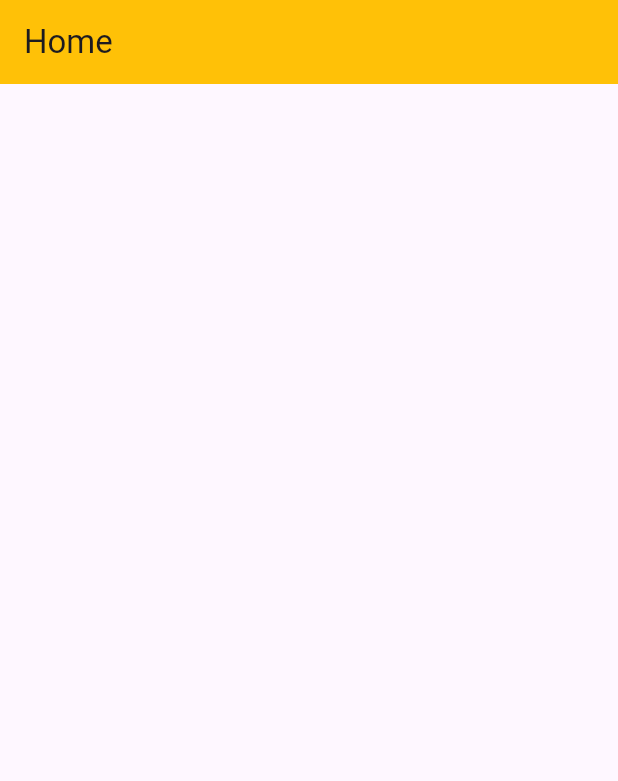
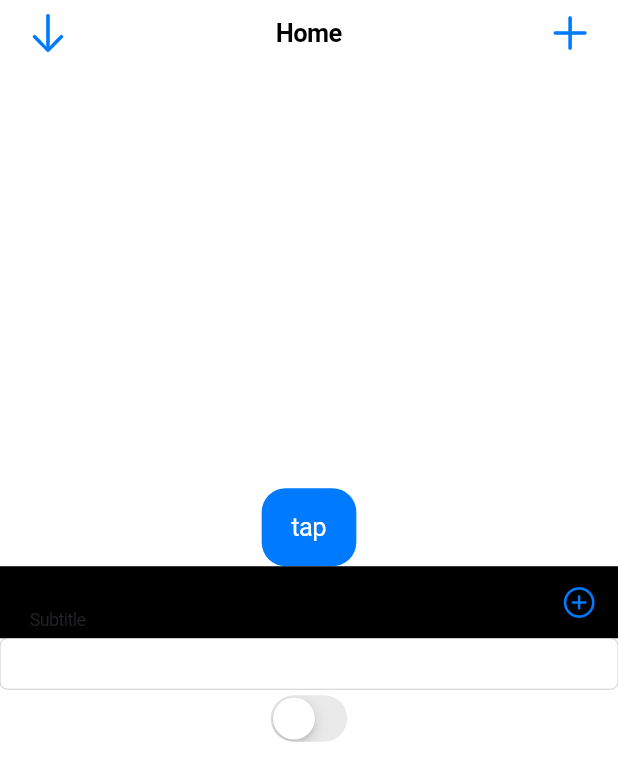
Before and after one commit to SAKIB0004/ostad_batch_8, a Flutter app: the screen it shows after launch, on a phone screen of 412 x 824 dp. Shown: the top 781 px of the screen. Run offline on Flutter 3.47's test engine with Material 3 defaults, Android fonts, the phone set to English and light mode, and no system bars.

Commit message:
Cupertino Design

```diff
--- a/lib/main.dart
+++ b/lib/main.dart
@@ -2,31 +2,56 @@ import 'package:flutter/cupertino.dart';
 import 'package:flutter/material.dart';
 
 void main(){
-  runApp(myApp());
+  runApp(CupertinoExpApp());
 }
 
-class myApp extends StatelessWidget{
+class CupertinoExpApp extends StatelessWidget {
+  const CupertinoExpApp({super.key});
+
   @override
   Widget build(BuildContext context) {
-    return MaterialApp(
+    return CupertinoApp(
       debugShowCheckedModeBanner: false,
-      title: "Hello World",
-      home: home(),
+      title: 'Experiment app',
+      home: Home(),
     );
   }
-
 }
 
-class home extends StatelessWidget{
+class Home extends StatelessWidget {
+  const Home({super.key});
+
   @override
   Widget build(BuildContext context) {
-    return Scaffold(
-      appBar: AppBar(
-        title: Text("Home"),
-        backgroundColor: Colors.amber,
-      ),
+    return CupertinoPageScaffold(
 
+        navigationBar: CupertinoNavigationBar(
+          middle: Text("Home"),
+          trailing: Icon(CupertinoIcons.add),
+          leading: Icon(CupertinoIcons.arrow_down),
+
+        ),
+        child:Column(
+          mainAxisAlignment: MainAxisAlignment.center,
+          children: [
+            CupertinoButton.filled(
+              borderRadius: BorderRadius.circular(16),
+                child: Text('tap'),
+                onPressed: (){}
+            ),
+
+            CupertinoListTile(
+              title: Text('Title'),
+              backgroundColor: Colors.black,
+              subtitle: Text('Subtitle'),
+              trailing: Icon(CupertinoIcons.add_circled),
+            ),
+            CupertinoTextField(),
+
+            CupertinoSwitch(value: false, onChanged: (value){})
+
+          ],
+        )
     );
   }
-
 }
```
